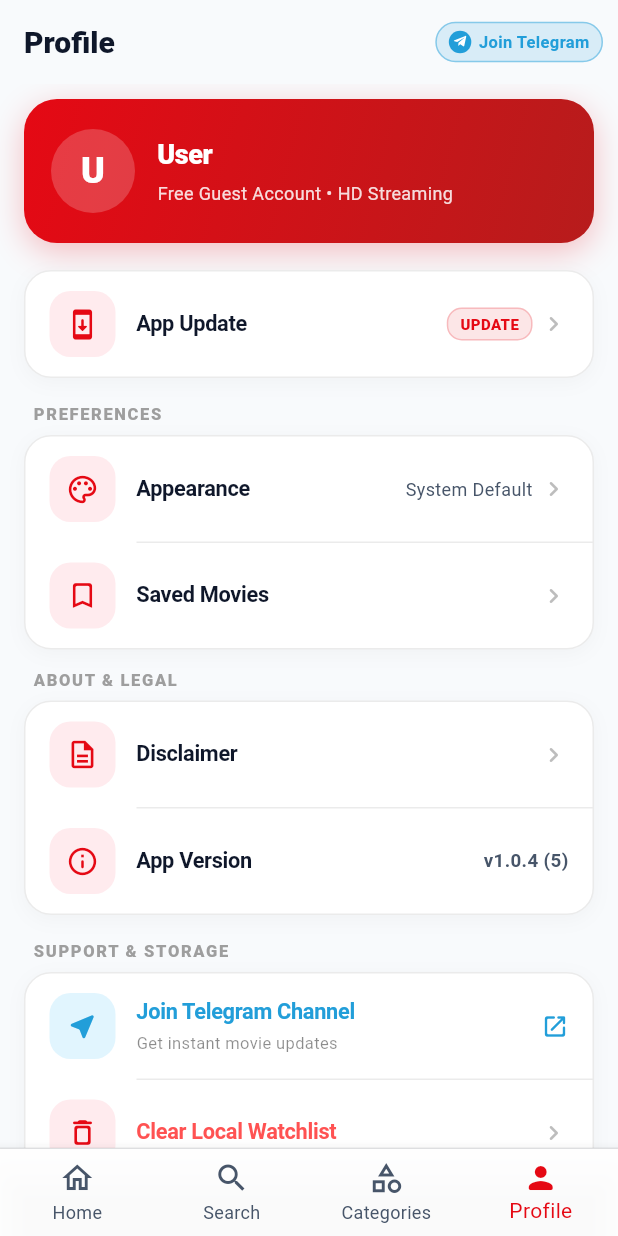
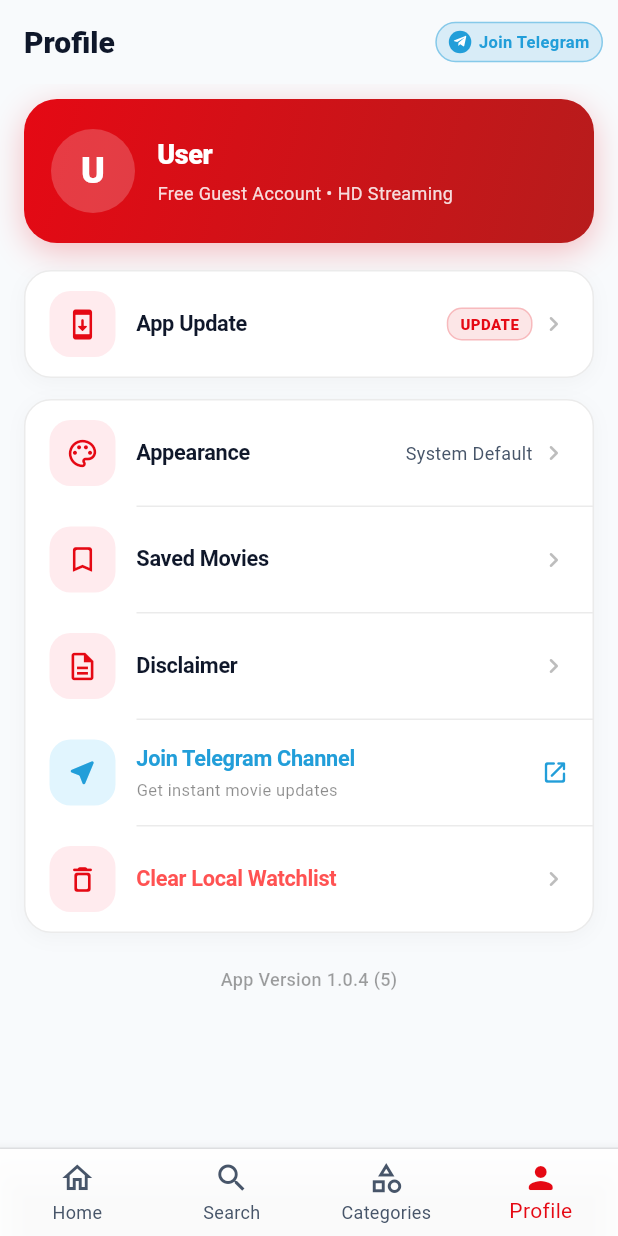
Before and after one commit to anilmonitor/movie, a Flutter app: the screen it shows after launch, item 4 of the bottom bar chosen, on a phone screen of 412 x 824 dp. Run offline on Flutter 3.47's test engine with Material 3 defaults, Android fonts, the phone set to English and light mode, and no system bars; our stand-ins replace cached_network_image, shared_preferences, shimmer, webview_flutter; network calls fail.

Commit message:
flutter: unify profile options into single card and simplify app version footer

```diff
--- a/flutter_app/lib/screens/profile_screen.dart
+++ b/flutter_app/lib/screens/profile_screen.dart
@@ -321,7 +321,7 @@ class _ProfileScreenState extends State<ProfileScreen> {
 
               const SizedBox(height: 18),
 
-              // TOP: APP UPDATE
+              // TOP: APP UPDATE (Kept separate as requested)
               _buildCardGroup(
                 isDark: isDark,
                 children: [
@@ -361,15 +361,14 @@ class _ProfileScreenState extends State<ProfileScreen> {
                 ],
               ),
 
-              const SizedBox(height: 16),
+              const SizedBox(height: 14),
 
-              // SECTION 1: PREFERENCES
-              _buildSectionHeader('PREFERENCES', isDark),
-              const SizedBox(height: 6),
+              // UNIFIED OPTIONS CARD (All settings in one clean card)
               _buildCardGroup(
                 isDark: isDark,
                 children: [
-                  if (widget.onThemeChanged != null)
+                  // 1. Appearance
+                  if (widget.onThemeChanged != null) ...[
                     _buildSettingsTile(
                       isDark: isDark,
                       icon: Icons.palette_outlined,
@@ -394,10 +393,10 @@ class _ProfileScreenState extends State<ProfileScreen> {
                       ),
                       onTap: _showThemeSelectionDialog,
                     ),
+                    _buildDivider(isDark),
+                  ],
 
-                  if (widget.onThemeChanged != null)
-                    _buildDivider(isDark),
-
+                  // 2. Saved Movies
                   _buildSettingsTile(
                     isDark: isDark,
                     icon: Icons.bookmark_outline_rounded,
@@ -437,17 +436,10 @@ class _ProfileScreenState extends State<ProfileScreen> {
                       _loadData();
                     },
                   ),
-                ],
-              ),
 
-              const SizedBox(height: 12),
+                  _buildDivider(isDark),
 
-              // SECTION 2: ABOUT & LEGAL (Tightly positioned below Preferences)
-              _buildSectionHeader('ABOUT & LEGAL', isDark),
-              const SizedBox(height: 6),
-              _buildCardGroup(
-                isDark: isDark,
-                children: [
+                  // 3. Disclaimer
                   _buildSettingsTile(
                     isDark: isDark,
                     icon: Icons.description_outlined,
@@ -457,30 +449,7 @@ class _ProfileScreenState extends State<ProfileScreen> {
 
                   _buildDivider(isDark),
 
-                  _buildSettingsTile(
-                    isDark: isDark,
-                    icon: Icons.info_outline_rounded,
-                    title: 'App Version',
-                    trailing: Text(
-                      'v1.0.4 (5)',
-                      style: TextStyle(
-                        fontSize: 12.5,
-                        fontWeight: FontWeight.w600,
-                        color: isDark ? AppTheme.darkTextSecondary : AppTheme.lightTextSecondary,
-                      ),
-                    ),
-                  ),
-                ],
-              ),
-
-              const SizedBox(height: 16),
-
-              // SECTION 3: SUPPORT & STORAGE (Developer Support removed)
-              _buildSectionHeader('SUPPORT & STORAGE', isDark),
-              const SizedBox(height: 6),
-              _buildCardGroup(
-                isDark: isDark,
-                children: [
+                  // 4. Join Telegram Channel
                   _buildSettingsTile(
                     isDark: isDark,
                     icon: Icons.near_me_rounded,
@@ -499,6 +468,7 @@ class _ProfileScreenState extends State<ProfileScreen> {
 
                   _buildDivider(isDark),
 
+                  // 5. Clear Local Watchlist
                   _buildSettingsTile(
                     isDark: isDark,
                     icon: Icons.delete_outline_rounded,
@@ -509,7 +479,22 @@ class _ProfileScreenState extends State<ProfileScreen> {
                 ],
               ),
 
-              const SizedBox(height: 30),
+              const SizedBox(height: 22),
+
+              // Simple, minimal App Version footer right below Clear Local Watchlist
+              Center(
+                child: Text(
+                  'App Version 1.0.4 (5)',
+                  style: TextStyle(
+                    fontSize: 12,
+                    color: isDark ? Colors.white38 : Colors.black38,
+                    fontWeight: FontWeight.w500,
+                    letterSpacing: 0.2,
+                  ),
+                ),
+              ),
+
+              const SizedBox(height: 28),
             ],
           ),
         ),
```
